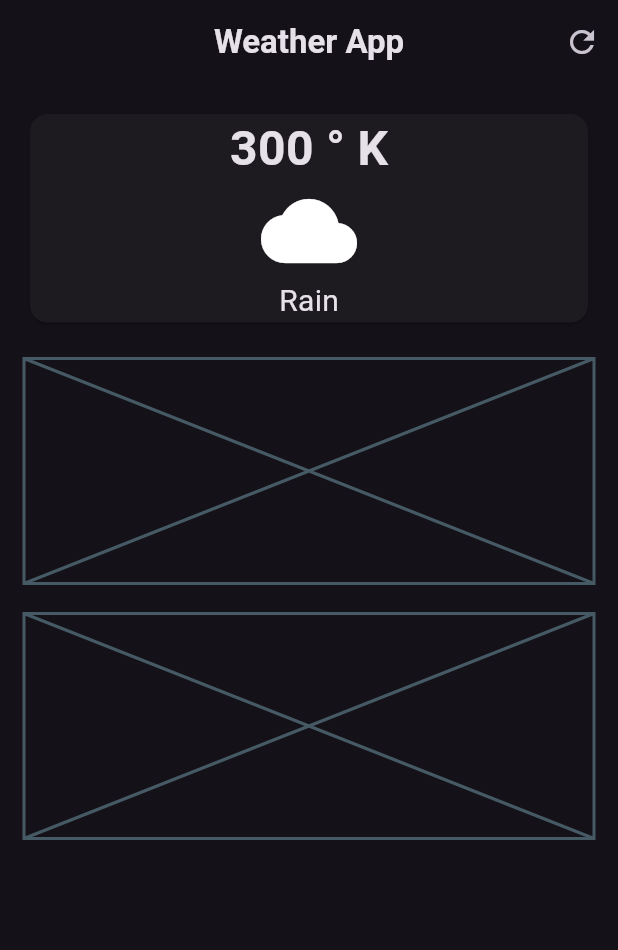
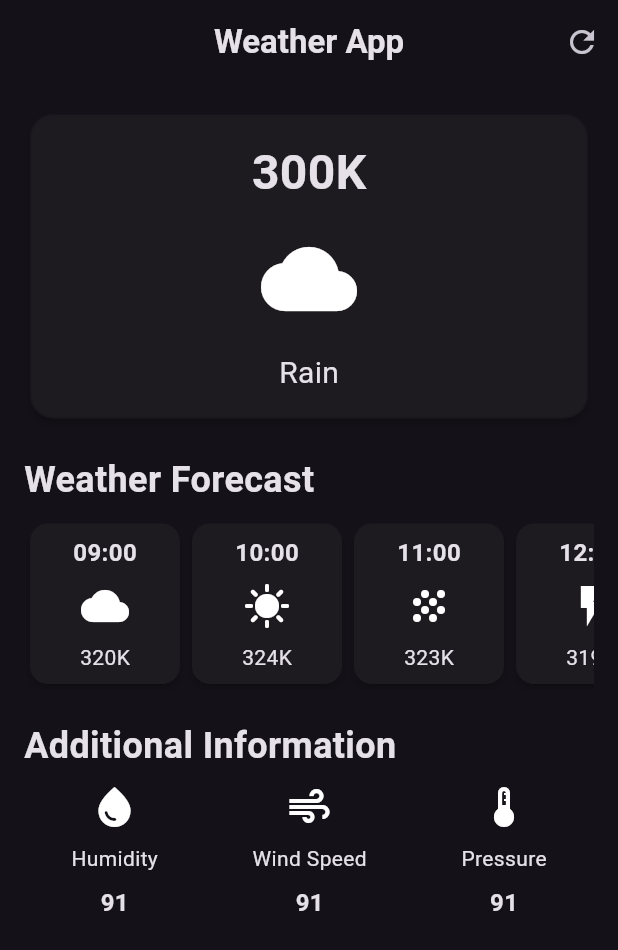
Before and after one commit to Sanjay-2001/weather_app_flutter, a Flutter app: the screen it shows after launch, on a phone screen of 412 x 824 dp. Shown: the top 950 px of the screen. Run offline on Flutter 3.47's test engine with Material 3 defaults, Android fonts, the phone set to English and light mode, and no system bars.

Commit message:
DEV: frontend ready

```diff
--- /dev/null
+++ b/lib/additional_info_item.dart
@@ -0,0 +1,29 @@
+import 'package:flutter/material.dart';
+
+class AdditonalInfoItem extends StatelessWidget {
+  final IconData icon;
+  final String label;
+  final String value;
+  const AdditonalInfoItem({
+    super.key,
+    required this.icon,
+    required this.label,
+    required this.value,
+  });
+
+  @override
+  Widget build(BuildContext context) {
+    return Column(
+      children: [
+        Icon(icon, size: 32),
+        const SizedBox(height: 8),
+        Text(label),
+        const SizedBox(height: 8),
+        Text(
+          value,
+          style: TextStyle(fontSize: 16, fontWeight: FontWeight.bold),
+        ),
+      ],
+    );
+  }
+}
--- /dev/null
+++ b/lib/hourly_forecast_item.dart
@@ -0,0 +1,38 @@
+import 'package:flutter/material.dart';
+
+class HourlyForecastItem extends StatelessWidget {
+  final String time;
+  final String temperature;
+  final IconData icon;
+
+  const HourlyForecastItem({
+    super.key,
+    required this.time,
+    required this.temperature,
+    required this.icon,
+  });
+
+  @override
+  Widget build(BuildContext context) {
+    return Card(
+      elevation: 2,
+      child: Container(
+        width: 100,
+        padding: const EdgeInsets.all(8.0),
+        decoration: BoxDecoration(borderRadius: BorderRadius.circular(12)),
+        child: Column(
+          children: [
+            Text(
+              time,
+              style: TextStyle(fontSize: 16, fontWeight: FontWeight.bold),
+            ),
+            const SizedBox(height: 8),
+            Icon(icon, size: 32),
+            const SizedBox(height: 8),
+            Text('${temperature}K'),
+          ],
+        ),
+      ),
+    );
+  }
+}
--- a/lib/weather_screen.dart
+++ b/lib/weather_screen.dart
@@ -1,4 +1,7 @@
+import 'dart:ui';
 import 'package:flutter/material.dart';
+import 'package:weather_app/additional_info_item.dart';
+import 'package:weather_app/hourly_forecast_item.dart';
 
 class WeatherScreen extends StatelessWidget {
   const WeatherScreen({super.key});
@@ -19,32 +22,109 @@ class WeatherScreen extends StatelessWidget {
       body: Padding(
         padding: const EdgeInsets.all(16.0),
         child: Column(
+          crossAxisAlignment: CrossAxisAlignment.start,
           children: [
             // main card
             SizedBox(
               width: double.infinity,
               child: Card(
+                elevation: 2,
+                shape: RoundedRectangleBorder(
+                  borderRadius: BorderRadius.circular(16),
+                ),
+                child: ClipRRect(
+                  borderRadius: BorderRadius.circular(16),
+                  child: BackdropFilter(
+                    filter: ImageFilter.blur(sigmaX: 1, sigmaY: 1),
+                    child: const Padding(
+                      padding: EdgeInsets.all(16.0),
                       child: Column(
                         children: [
                           Text(
-                      '300 ° K',
+                            '300K',
                             style: TextStyle(
                               fontSize: 32,
                               fontWeight: FontWeight.bold,
                             ),
                           ),
+                          SizedBox(height: 16),
                           Icon(Icons.cloud, size: 64),
+                          SizedBox(height: 16),
                           Text('Rain', style: TextStyle(fontSize: 20)),
                         ],
                       ),
                     ),
                   ),
+                ),
+              ),
+            ),
             const SizedBox(height: 20),
             // weather forecast cards
-            const Placeholder(fallbackHeight: 150),
+            const Text(
+              'Weather Forecast',
+              style: TextStyle(fontSize: 24, fontWeight: FontWeight.bold),
+            ),
+            const SizedBox(height: 8),
+            SingleChildScrollView(
+              scrollDirection: Axis.horizontal,
+              child: Row(
+                children: [
+                  HourlyForecastItem(
+                    time: "09:00",
+                    temperature: '320',
+                    icon: Icons.cloud,
+                  ),
+                  HourlyForecastItem(
+                    time: "10:00",
+                    temperature: '324',
+                    icon: Icons.sunny,
+                  ),
+                  HourlyForecastItem(
+                    time: "11:00",
+                    temperature: '323',
+                    icon: Icons.grain,
+                  ),
+                  HourlyForecastItem(
+                    time: "12:00",
+                    temperature: '319',
+                    icon: Icons.flash_on,
+                  ),
+                  HourlyForecastItem(
+                    time: "01:00",
+                    temperature: '320',
+                    icon: Icons.ac_unit,
+                  ),
+                ],
+              ),
+            ),
+
             const SizedBox(height: 20),
             //additional information
-            const Placeholder(fallbackHeight: 150),
+            const Text(
+              'Additional Information',
+              style: TextStyle(fontSize: 24, fontWeight: FontWeight.bold),
+            ),
+            const SizedBox(height: 8),
+            Row(
+              mainAxisAlignment: MainAxisAlignment.spaceAround,
+              children: [
+                AdditonalInfoItem(
+                  icon: Icons.water_drop,
+                  label: "Humidity",
+                  value: '91',
+                ),
+                AdditonalInfoItem(
+                  icon: Icons.air,
+                  label: "Wind Speed",
+                  value: '91',
+                ),
+                AdditonalInfoItem(
+                  icon: Icons.device_thermostat,
+                  label: "Pressure",
+                  value: '91',
+                ),
+              ],
+            ),
           ],
         ),
       ),
```
Lines whose indentation alone changed are shown as unchanged.
